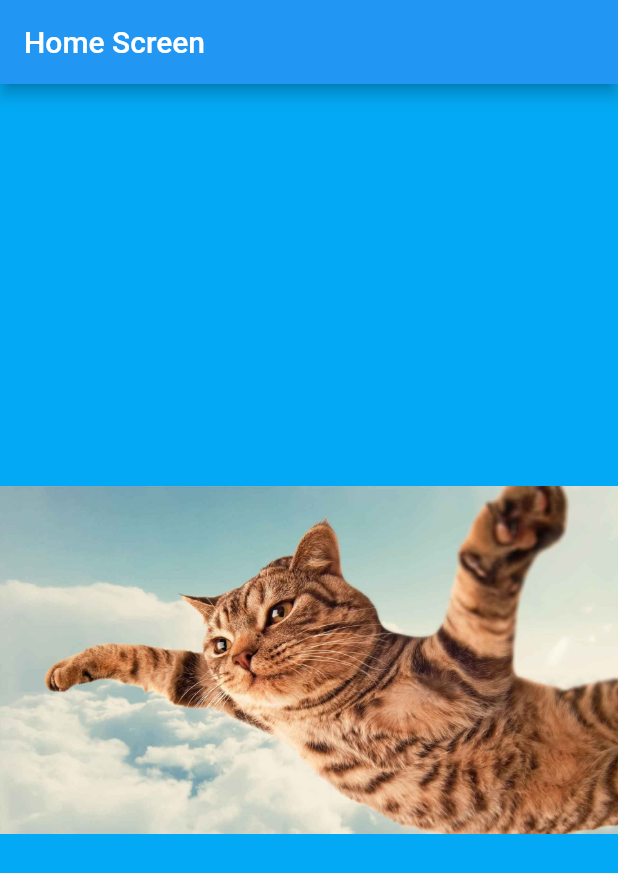
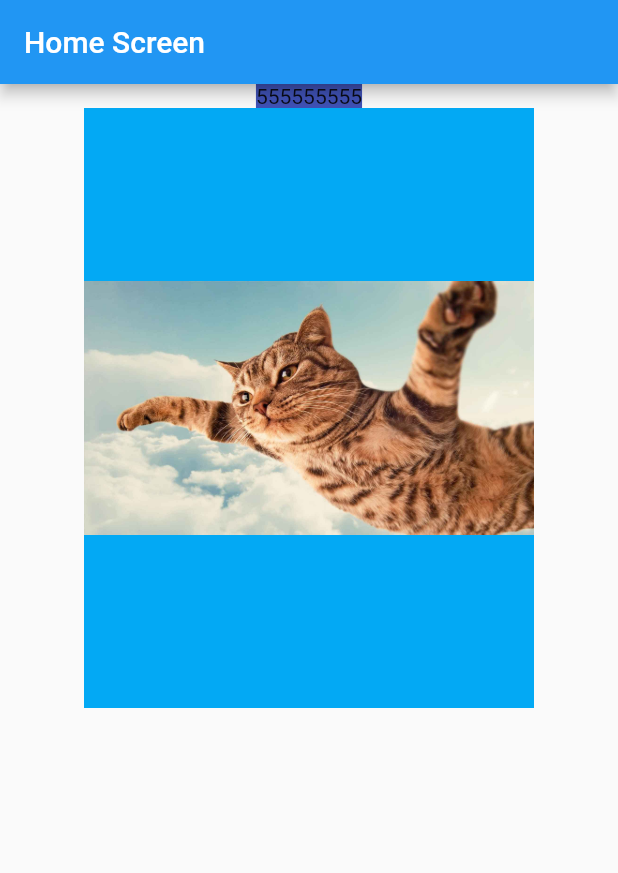
Before and after one commit to tleza456/hello_world, a Flutter app: the screen it shows after launch, on a phone screen of 412 x 824 dp. Shown: the top 873 px of the screen. Run offline on Flutter 3.47's test engine with Material 2 defaults, Android fonts, the phone set to English and light mode, and no system bars.

Commit message:
ใส่ข้อความ

```diff
--- a/lib/screen/HomeScreen.dart
+++ b/lib/screen/HomeScreen.dart
@@ -29,11 +29,18 @@ class _HomeScreenState extends State<HomeScreen> {
           title: Text("Home Screen"),
         ),
         body: Center(
-          child: Container(
-            width:1500,
-            height:1500,
-            color: Colors.lightBlue,
-            child: Image.asset('assets/images/cat.png'),
+          child: Column(
+            children: [
+              Container(
+                color: Colors.indigo,
+                child: Text("555555555")),
+              Container(
+                width:300,
+                height:400,
+                color: Colors.lightBlue,
+                child: Image.asset('assets/images/cat.png'),
+              ),
+            ],
           ),
         ),
       ),
```
